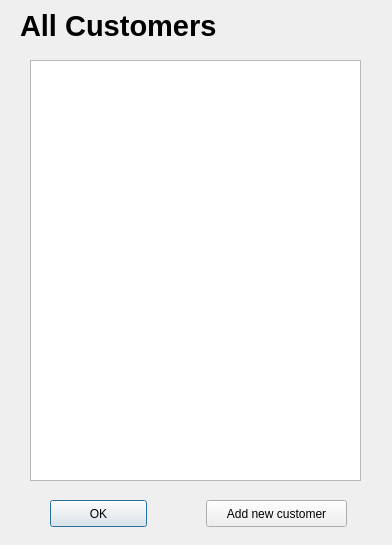
supermaximo93/Computing_Project, file dialogs/customer/CustomerIndex.ui: the form before one commit.
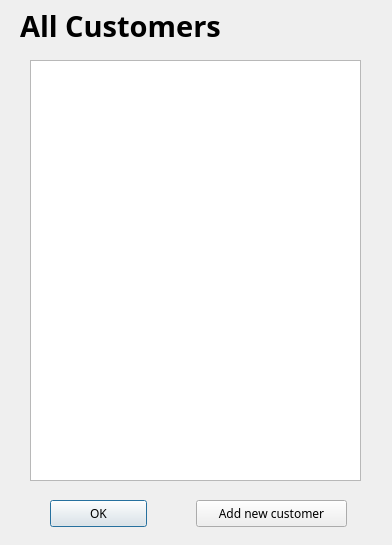
The form after the commit.

The edit to the form file:
```diff
--- a/dialogs/customer/CustomerIndex.ui
+++ b/dialogs/customer/CustomerIndex.ui
@@ -10,6 +10,11 @@
     <height>545</height>
    </rect>
   </property>
+  <property name="font">
+   <font>
+    <family>Sans Serif</family>
+   </font>
+  </property>
   <property name="windowTitle">
    <string>Dialog</string>
   </property>
@@ -22,6 +27,11 @@
      <height>27</height>
     </rect>
    </property>
+   <property name="font">
+    <font>
+     <family>Sans Serif</family>
+    </font>
+   </property>
    <property name="text">
     <string>OK</string>
    </property>
@@ -29,12 +39,17 @@
   <widget class="QPushButton" name="pushButton_addNewCustomer">
    <property name="geometry">
     <rect>
-     <x>206</x>
+     <x>196</x>
      <y>500</y>
-     <width>141</width>
+     <width>151</width>
      <height>27</height>
     </rect>
    </property>
+   <property name="font">
+    <font>
+     <family>Sans Serif</family>
+    </font>
+   </property>
    <property name="text">
     <string>Add new customer</string>
    </property>
@@ -44,12 +59,13 @@
     <rect>
      <x>20</x>
      <y>10</y>
-     <width>201</width>
+     <width>341</width>
      <height>31</height>
     </rect>
    </property>
    <property name="font">
     <font>
+     <family>Sans Serif</family>
      <pointsize>22</pointsize>
      <weight>75</weight>
      <bold>true</bold>
```
Left out of the diff: 2 changed lines with no effect on the pictures.
